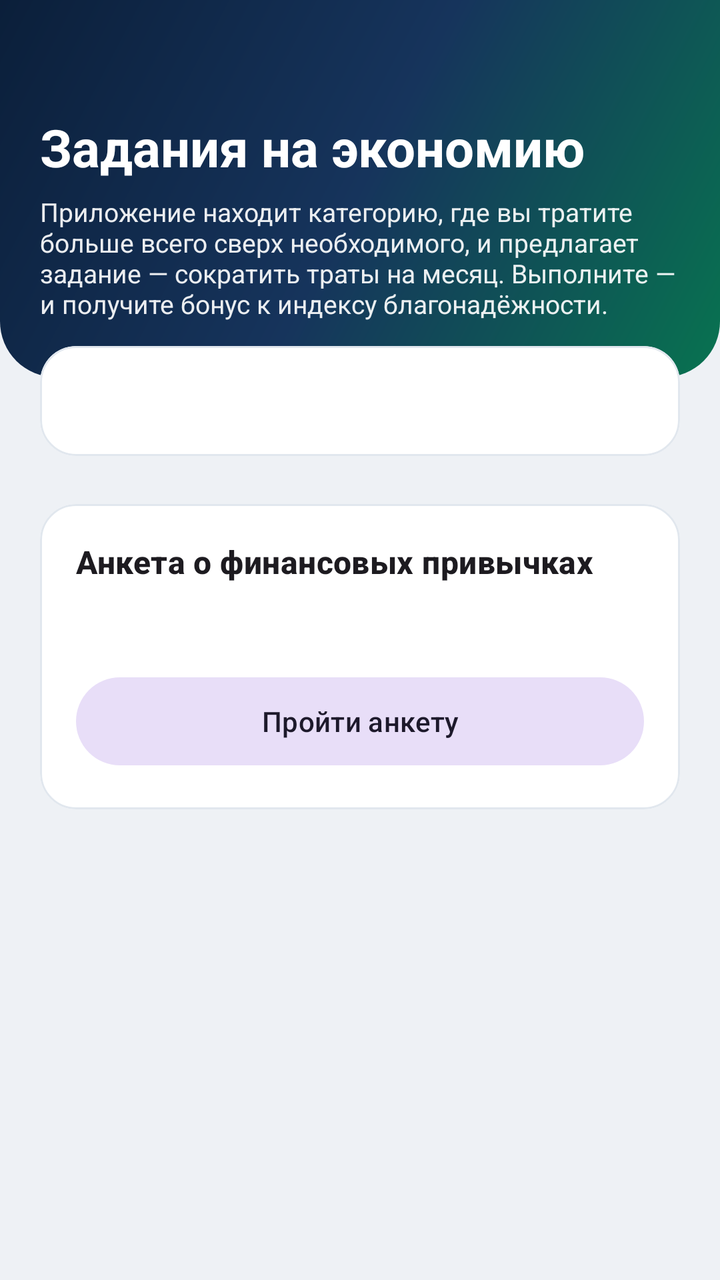
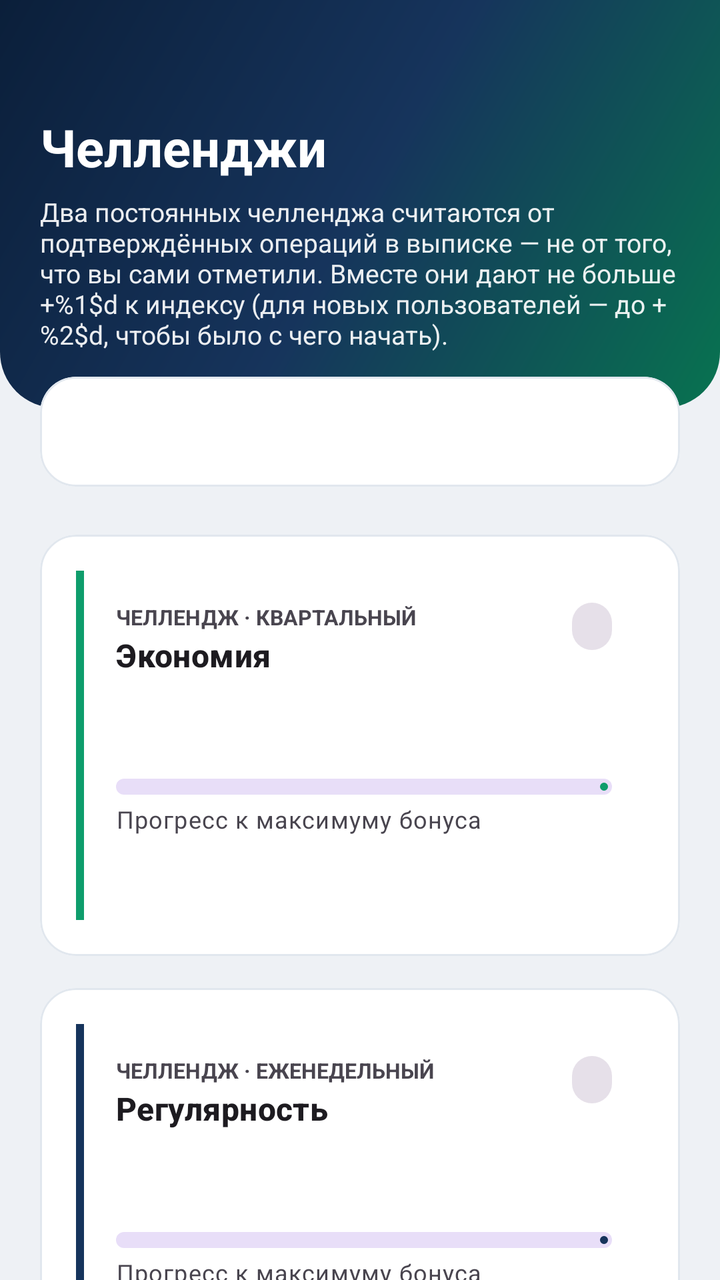

Two renders of the same Android screen: before a commit and after it. Below are the layout's source before the change and the commit's diff.
<!-- AndroidManifest.xml: application theme Theme.CreditWise -->
<!-- res/layout/fragment_quests.xml -->
<?xml version="1.0" encoding="utf-8"?>
<androidx.core.widget.NestedScrollView xmlns:android="http://schemas.android.com/apk/res/android"
    xmlns:app="http://schemas.android.com/apk/res-auto"
    android:layout_width="match_parent"
    android:layout_height="match_parent"
    android:fillViewport="true">

    <LinearLayout
        android:layout_width="match_parent"
        android:layout_height="wrap_content"
        android:orientation="vertical"
        android:paddingBottom="28dp">

        <LinearLayout
            android:layout_width="match_parent"
            android:layout_height="wrap_content"
            android:background="@drawable/bg_gradient_header"
            android:orientation="vertical"
            android:paddingTop="56dp"
            android:paddingBottom="28dp"
            android:paddingHorizontal="@dimen/screen_margin">

            <TextView
                android:layout_width="wrap_content"
                android:layout_height="wrap_content"
                android:text="@string/quests_title"
                android:textColor="@color/white"
                android:textSize="26sp"
                android:textStyle="bold" />

            <TextView
                android:layout_width="match_parent"
                android:layout_height="wrap_content"
                android:layout_marginTop="6dp"
                android:alpha="0.92"
                android:text="@string/quests_help"
                android:textColor="@color/white"
                android:textSize="13sp" />
        </LinearLayout>

        <com.google.android.material.card.MaterialCardView
            android:layout_width="match_parent"
            android:layout_height="wrap_content"
            android:layout_marginHorizontal="@dimen/screen_margin"
            android:layout_marginTop="-16dp">

            <TextView
                android:id="@+id/tvBonus"
                android:layout_width="match_parent"
                android:layout_height="wrap_content"
                android:textAppearance="?attr/textAppearanceBodyMedium" />
        </com.google.android.material.card.MaterialCardView>

        <LinearLayout
            android:id="@+id/historyBlock"
            android:layout_width="match_parent"
            android:layout_height="wrap_content"
            android:layout_marginHorizontal="@dimen/screen_margin"
            android:layout_marginTop="@dimen/gap_m"
            android:orientation="vertical"
            android:visibility="gone">

            <TextView
                android:layout_width="match_parent"
                android:layout_height="wrap_content"
                android:text="@string/quests_history_title"
                android:textAppearance="?attr/textAppearanceLabelMedium"
                android:textColor="?android:attr/textColorSecondary" />

            <LinearLayout
                android:id="@+id/medalStrip"
                android:layout_width="wrap_content"
                android:layout_height="wrap_content"
                android:layout_marginTop="8dp"
                android:orientation="horizontal" />
        </LinearLayout>

        <TextView
            android:id="@+id/tvEmpty"
            android:layout_width="match_parent"
            android:layout_height="wrap_content"
            android:layout_marginHorizontal="@dimen/screen_margin"
            android:layout_marginTop="@dimen/gap_l"
            android:gravity="center"
            android:text="@string/quests_empty"
            android:textAppearance="?attr/textAppearanceBodyMedium"
            android:textColor="?android:attr/textColorSecondary"
            android:visibility="gone" />

        <com.google.android.material.card.MaterialCardView
            android:id="@+id/cardHabits"
            android:layout_width="match_parent"
            android:layout_height="wrap_content"
            android:layout_marginHorizontal="@dimen/screen_margin"
            android:layout_marginTop="@dimen/gap_l">

            <LinearLayout
                android:layout_width="match_parent"
                android:layout_height="wrap_content"
                android:orientation="vertical">

                <TextView
                    android:layout_width="match_parent"
                    android:layout_height="wrap_content"
                    android:text="@string/quests_habits_title"
                    android:textAppearance="?attr/textAppearanceTitleMedium"
                    android:textStyle="bold" />

                <TextView
                    android:id="@+id/tvHabitsBody"
                    android:layout_width="match_parent"
                    android:layout_height="wrap_content"
                    android:layout_marginTop="8dp"
                    android:lineSpacingMultiplier="1.15"
                    android:textAppearance="?attr/textAppearanceBodyMedium" />

                <TextView
                    android:id="@+id/tvHabitsResult"
                    android:layout_width="match_parent"
                    android:layout_height="wrap_content"
                    android:layout_marginTop="6dp"
                    android:fontFamily="monospace"
                    android:textStyle="bold"
                    android:visibility="gone" />

                <com.google.android.material.button.MaterialButton
                    android:id="@+id/btnHabits"
                    style="@style/Widget.Material3.Button.TonalButton"
                    android:layout_width="match_parent"
                    android:layout_height="52dp"
                    android:layout_marginTop="@dimen/gap_m"
                    android:text="@string/quests_habits_start" />
            </LinearLayout>
        </com.google.android.material.card.MaterialCardView>

        <com.google.android.material.card.MaterialCardView
            android:id="@+id/cardSuggestion"
            android:layout_width="match_parent"
            android:layout_height="wrap_content"
            android:layout_marginHorizontal="@dimen/screen_margin"
            android:layout_marginTop="@dimen/gap_l"
            android:visibility="gone">

            <LinearLayout
                android:layout_width="match_parent"
                android:layout_height="wrap_content"
                android:orientation="vertical">

                <TextView
                    android:id="@+id/tvSuggestionTitle"
                    android:layout_width="match_parent"
                    android:layout_height="wrap_content"
                    android:textAppearance="?attr/textAppearanceTitleMedium"
                    android:textStyle="bold" />

                <TextView
                    android:id="@+id/tvSuggestionBody"
                    android:layout_width="match_parent"
                    android:layout_height="wrap_content"
                    android:layout_marginTop="8dp"
                    android:lineSpacingMultiplier="1.15"
                    android:textAppearance="?attr/textAppearanceBodyMedium" />

                <com.google.android.material.button.MaterialButton
                    android:id="@+id/btnStart"
                    android:layout_width="match_parent"
                    android:layout_height="52dp"
                    android:layout_marginTop="@dimen/gap_m"
                    android:text="@string/quests_start" />
            </LinearLayout>
        </com.google.android.material.card.MaterialCardView>

        <com.google.android.material.card.MaterialCardView
            android:id="@+id/cardActive"
            android:layout_width="match_parent"
            android:layout_height="wrap_content"
            android:layout_marginHorizontal="@dimen/screen_margin"
            android:layout_marginTop="@dimen/gap_l"
            android:visibility="gone"
            app:cardBackgroundColor="?attr/colorSurfaceContainerHigh">

            <LinearLayout
                android:layout_width="match_parent"
                android:layout_height="wrap_content"
                android:orientation="vertical">

                <TextView
                    android:layout_width="match_parent"
                    android:layout_height="wrap_content"
                    android:text="@string/quests_active_title"
                    android:textAllCaps="true"
                    android:textAppearance="?attr/textAppearanceLabelMedium"
                    android:textColor="?android:attr/textColorSecondary" />

                <TextView
                    android:id="@+id/tvActiveCategory"
                    android:layout_width="match_parent"
                    android:layout_height="wrap_content"
                    android:layout_marginTop="6dp"
                    android:textAppearance="?attr/textAppearanceTitleMedium"
                    android:textStyle="bold" />

                <com.creditwise.app.ui.DonutChartView
                    android:id="@+id/questRing"
                    android:layout_width="120dp"
                    android:layout_height="120dp"
                    android:layout_gravity="center_horizontal"
                    android:layout_marginTop="@dimen/gap_m" />

                <TextView
                    android:id="@+id/tvActiveBody"
                    android:layout_width="match_parent"
                    android:layout_height="wrap_content"
                    android:layout_marginTop="6dp"
                    android:lineSpacingMultiplier="1.15"
                    android:textAppearance="?attr/textAppearanceBodyMedium" />

                <ProgressBar
                    android:id="@+id/progress"
                    android:layout_width="wrap_content"
                    android:layout_height="wrap_content"
                    android:layout_gravity="center_horizontal"
                    android:layout_marginTop="@dimen/gap_m"
                    android:visibility="gone" />

                <com.google.android.material.button.MaterialButton
                    android:id="@+id/btnVerify"
                    style="@style/Widget.Material3.Button.TonalButton"
                    android:layout_width="match_parent"
                    android:layout_height="52dp"
                    android:layout_marginTop="@dimen/gap_m"
                    android:text="@string/quests_verify" />
            </LinearLayout>
        </com.google.android.material.card.MaterialCardView>
    </LinearLayout>
</androidx.core.widget.NestedScrollView>
<!-- resources referenced by this layout -->
<resources>
  <color name="white">#FFFFFF</color>
  <dimen name="gap_l">24dp</dimen>
  <dimen name="gap_m">16dp</dimen>
  <dimen name="screen_margin">20dp</dimen>
  <!-- drawable bg_gradient_header (drawable) -->
  <?xml version="1.0" encoding="utf-8"?>
  <shape xmlns:android="http://schemas.android.com/apk/res/android" android:shape="rectangle">
      <gradient
          android:startColor="@color/brand_navy"
          android:centerColor="@color/brand_navy_2"
          android:endColor="@color/brand_emerald_deep"
          android:angle="315" />
      <corners android:bottomLeftRadius="28dp" android:bottomRightRadius="28dp" />
  </shape>
  <string name="quests_active_title">Активное задание</string>
  <string name="quests_empty">Сначала загрузите хотя бы одну выписку на вкладке «Мои кредиты» — тогда появится задание.</string>
  <string name="quests_habits_start">Пройти анкету</string>
  <string name="quests_habits_title">Анкета о финансовых привычках</string>
  <string name="quests_help">Приложение находит категорию, где вы тратите больше всего сверх необходимого, и предлагает задание — сократить траты на месяц. Выполните — и получите бонус к индексу благонадёжности.</string>
  <string name="quests_history_title">История заданий</string>
  <string name="quests_start">Начать задание</string>
  <string name="quests_title">Задания на экономию</string>
  <string name="quests_verify">Проверить повторной выпиской</string>
  <style name="Theme.CreditWise" parent="Theme.Material3.DayNight.NoActionBar">
          <item name="colorPrimary">@color/brand_navy</item>
          <item name="colorPrimaryDark">@color/brand_navy_dark</item>
          <item name="colorOnPrimary">@color/white</item>
          <item name="colorSecondary">@color/brand_emerald</item>
          <item name="colorOnSecondary">@color/white</item>
          <item name="colorTertiary">@color/brand_violet_tag</item>
          <item name="android:colorBackground">@color/surface_sunken_light</item>
          <item name="colorSurface">@color/white</item>
          <item name="colorOutlineVariant">#E1E7EE</item>
  
          <item name="android:statusBarColor">@android:color/transparent</item>
          <item name="android:navigationBarColor">?attr/colorSurface</item>
          <item name="android:windowLightStatusBar" tools:targetApi="m">true</item>
          <item name="android:windowBackground">@color/surface_sunken_light</item>
  
          <item name="materialCardViewStyle">@style/Widget.CreditWise.Card</item>
      </style>
  <color name="brand_navy">#0B1F3A</color>
  <color name="brand_navy_2">#16345C</color>
  <color name="brand_emerald_deep">#087350</color>
  <color name="brand_navy_dark">#081527</color>
  <color name="brand_emerald">#0E9D6C</color>
  <color name="brand_violet_tag">#5B2E96</color>
  <color name="surface_sunken_light">#EEF1F5</color>
  <style name="Widget.CreditWise.Card" parent="Widget.Material3.CardView.Elevated">
          <item name="cardCornerRadius">@dimen/card_radius</item>
          <item name="cardElevation">0dp</item>
          <item name="cardBackgroundColor">?attr/colorSurface</item>
          <item name="strokeColor">?attr/colorOutlineVariant</item>
          <item name="strokeWidth">1dp</item>
          <item name="contentPadding">18dp</item>
      </style>
  <dimen name="card_radius">18dp</dimen>
</resources>

<!-- the commit's change to res/layout/fragment_quests.xml (unified diff, before → after) -->
@@ -51,29 +51,260 @@
                 android:textAppearance="?attr/textAppearanceBodyMedium" />
         </com.google.android.material.card.MaterialCardView>
 
-        <LinearLayout
-            android:id="@+id/historyBlock"
-            android:layout_width="match_parent"
-            android:layout_height="wrap_content"
+        
+        <com.google.android.material.card.MaterialCardView
+            android:layout_width="match_parent"
+            android:layout_height="wrap_content"
+            android:layout_marginHorizontal="@dimen/screen_margin"
+            android:layout_marginTop="@dimen/gap_l">
+
+            <LinearLayout
+                android:layout_width="match_parent"
+                android:layout_height="wrap_content"
+                android:orientation="horizontal">
+
+                <View
+                    android:layout_width="4dp"
+                    android:layout_height="match_parent"
+                    android:background="@color/brand_emerald" />
+
+                <LinearLayout
+                    android:layout_width="match_parent"
+                    android:layout_height="wrap_content"
+                    android:orientation="vertical"
+                    android:padding="16dp">
+
+                    <LinearLayout
+                        android:layout_width="match_parent"
+                        android:layout_height="wrap_content"
+                        android:orientation="horizontal">
+
+                        <LinearLayout
+                            android:layout_width="0dp"
+                            android:layout_height="wrap_content"
+                            android:layout_weight="1"
+                            android:orientation="vertical">
+
+                            <TextView
+                                android:layout_width="wrap_content"
+                                android:layout_height="wrap_content"
+                                android:text="@string/challenge_savings_tag"
+                                android:textAllCaps="true"
+                                android:textColor="?android:attr/textColorSecondary"
+                                android:textSize="10.5sp"
+                                android:textStyle="bold" />
+
+                            <TextView
+                                android:layout_width="wrap_content"
+                                android:layout_height="wrap_content"
+                                android:layout_marginTop="1dp"
+                                android:text="@string/challenge_savings_title"
+                                android:textAppearance="?attr/textAppearanceTitleMedium"
+                                android:textStyle="bold" />
+                        </LinearLayout>
+
+                        <TextView
+                            android:id="@+id/tvSavingsStreak"
+                            android:layout_width="wrap_content"
+                            android:layout_height="wrap_content"
+                            android:background="@drawable/bg_pill_neutral"
+                            android:fontFamily="monospace"
+                            android:paddingHorizontal="10dp"
+                            android:paddingVertical="4dp"
+                            android:textSize="11.5sp"
+                            android:textStyle="bold" />
+                    </LinearLayout>
+
+                    <TextView
+                        android:id="@+id/tvSavingsCopy"
+                        android:layout_width="match_parent"
+                        android:layout_height="wrap_content"
+                        android:layout_marginTop="8dp"
+                        android:lineSpacingMultiplier="1.15"
+                        android:textAppearance="?attr/textAppearanceBodyMedium" />
+
+                    <LinearLayout
+                        android:id="@+id/savingsMedalStrip"
+                        android:layout_width="wrap_content"
+                        android:layout_height="wrap_content"
+                        android:layout_marginTop="12dp"
+                        android:orientation="horizontal" />
+
+                    <com.google.android.material.progressindicator.LinearProgressIndicator
+                        android:id="@+id/savingsProgress"
+                        android:layout_width="match_parent"
+                        android:layout_height="wrap_content"
+                        android:layout_marginTop="12dp"
+                        app:indicatorColor="@color/brand_emerald"
+                        app:trackCornerRadius="4dp"
+                        app:trackThickness="8dp" />
+
+                    <LinearLayout
+                        android:layout_width="match_parent"
+                        android:layout_height="wrap_content"
+                        android:layout_marginTop="4dp"
+                        android:orientation="horizontal">
+
+                        <TextView
+                            android:layout_width="0dp"
+                            android:layout_height="wrap_content"
+                            android:layout_weight="1"
+                            android:text="@string/challenge_progress_label"
+                            android:textAppearance="?attr/textAppearanceBodySmall"
+                            android:textColor="?android:attr/textColorSecondary" />
+
+                        <TextView
+                            android:id="@+id/tvSavingsProgressPct"
+                            android:layout_width="wrap_content"
+                            android:layout_height="wrap_content"
+                            android:fontFamily="monospace"
+                            android:textAppearance="?attr/textAppearanceBodySmall"
+                            android:textStyle="bold" />
+                    </LinearLayout>
+
+                    <TextView
+                        android:id="@+id/tvSavingsNote"
+                        android:layout_width="match_parent"
+                        android:layout_height="wrap_content"
+                        android:layout_marginTop="10dp"
+                        android:lineSpacingMultiplier="1.15"
+                        android:textAppearance="?attr/textAppearanceBodySmall"
+                        android:textColor="?android:attr/textColorSecondary" />
+                </LinearLayout>
+            </LinearLayout>
+        </com.google.android.material.card.MaterialCardView>
+
+        
+        <com.google.android.material.card.MaterialCardView
+            android:layout_width="match_parent"
+            android:layout_height="wrap_content"
+            android:layout_marginHorizontal="@dimen/screen_margin"
+            android:layout_marginTop="@dimen/gap_m">
+
+            <LinearLayout
+                android:layout_width="match_parent"
+                android:layout_height="wrap_content"
+                android:orientation="horizontal">
+
+                <View
+                    android:layout_width="4dp"
+                    android:layout_height="match_parent"
+                    android:background="@color/brand_navy_2" />
+
+                <LinearLayout
+                    android:layout_width="match_parent"
+                    android:layout_height="wrap_content"
+                    android:orientation="vertical"
+                    android:padding="16dp">
+
+                    <LinearLayout
+                        android:layout_width="match_parent"
+                        android:layout_height="wrap_content"
+                        android:orientation="horizontal">
+
+                        <LinearLayout
+                            android:layout_width="0dp"
+                            android:layout_height="wrap_content"
+                            android:layout_weight="1"
+                            android:orientation="vertical">
+
+                            <TextView
+                                android:layout_width="wrap_content"
+                                android:layout_height="wrap_content"
+                                android:text="@string/challenge_regularity_tag"
+                                android:textAllCaps="true"
+                                android:textColor="?android:attr/textColorSecondary"
+                                android:textSize="10.5sp"
+                                android:textStyle="bold" />
+
+                            <TextView
+                                android:layout_width="wrap_content"
+                                android:layout_height="wrap_content"
+                                android:layout_marginTop="1dp"
+                                android:text="@string/challenge_regularity_title"
+                                android:textAppearance="?attr/textAppearanceTitleMedium"
+                                android:textStyle="bold" />
+                        </LinearLayout>
+
+                        <TextView
+                            android:id="@+id/tvRegularityStreak"
+                            android:layout_width="wrap_content"
+                            android:layout_height="wrap_content"
+                            android:background="@drawable/bg_pill_neutral"
+                            android:fontFamily="monospace"
+                            android:paddingHorizontal="10dp"
+                            android:paddingVertical="4dp"
+                            android:textSize="11.5sp"
+                            android:textStyle="bold" />
+                    </LinearLayout>
+
+                    <TextView
+                        android:id="@+id/tvRegularityCopy"
+                        android:layout_width="match_parent"
+                        android:layout_height="wrap_content"
+                        android:layout_marginTop="8dp"
+                        android:lineSpacingMultiplier="1.15"
+                        android:textAppearance="?attr/textAppearanceBodyMedium" />
+
+                    <LinearLayout
+                        android:id="@+id/regularityMedalStrip"
+                        android:layout_width="wrap_content"
+                        android:layout_height="wrap_content"
+                        android:layout_marginTop="12dp"
+                        android:orientation="horizontal" />
+
+                    <com.google.android.material.progressindicator.LinearProgressIndicator
+                        android:id="@+id/regularityProgress"
+                        android:layout_width="match_parent"
+                        android:layout_height="wrap_content"
+                        android:layout_marginTop="12dp"
+                        app:indicatorColor="@color/brand_navy_2"
+                        app:trackCornerRadius="4dp"
+                        app:trackThickness="8dp" />
+
+                    <LinearLayout
+                        android:layout_width="match_parent"
+                        android:layout_height="wrap_content"
+                        android:layout_marginTop="4dp"
+                        android:orientation="horizontal">
+
+                        <TextView
+                            android:layout_width="0dp"
+                            android:layout_height="wrap_content"
+                            android:layout_weight="1"
+                            android:text="@string/challenge_progress_label"
+                            android:textAppearance="?attr/textAppearanceBodySmall"
+                            android:textColor="?android:attr/textColorSecondary" />
+
+                        <TextView
+                            android:id="@+id/tvRegularityProgressPct"
+                            android:layout_width="wrap_content"
+                            android:layout_height="wrap_content"
+                            android:fontFamily="monospace"
+                            android:textAppearance="?attr/textAppearanceBodySmall"
+                            android:textStyle="bold" />
+                    </LinearLayout>
+
+                    <TextView
+                        android:id="@+id/tvRegularityNote"
+                        android:layout_width="match_parent"
+                        android:layout_height="wrap_content"
+                        android:layout_marginTop="10dp"
+                        android:lineSpacingMultiplier="1.15"
+                        android:textAppearance="?attr/textAppearanceBodySmall"
+                        android:textColor="?android:attr/textColorSecondary" />
+                </LinearLayout>
+            </LinearLayout>
+        </com.google.android.material.card.MaterialCardView>
+
+        <com.google.android.material.button.MaterialButton
+            android:id="@+id/btnQuickUpdate"
+            style="@style/Widget.Material3.Button.TonalButton"
+            android:layout_width="match_parent"
+            android:layout_height="52dp"
             android:layout_marginHorizontal="@dimen/screen_margin"
             android:layout_marginTop="@dimen/gap_m"
-            android:orientation="vertical"
-            android:visibility="gone">
-
-            <TextView
-                android:layout_width="match_parent"
-                android:layout_height="wrap_content"
-                android:text="@string/quests_history_title"
-                android:textAppearance="?attr/textAppearanceLabelMedium"
-                android:textColor="?android:attr/textColorSecondary" />
-
-            <LinearLayout
-                android:id="@+id/medalStrip"
-                android:layout_width="wrap_content"
-                android:layout_height="wrap_content"
-                android:layout_marginTop="8dp"
-                android:orientation="horizontal" />
-        </LinearLayout>
+            android:text="@string/quests_quick_update" />
 
         <TextView
             android:id="@+id/tvEmpty"
@@ -132,105 +363,5 @@
                     android:text="@string/quests_habits_start" />
             </LinearLayout>
         </com.google.android.material.card.MaterialCardView>
-
-        <com.google.android.material.card.MaterialCardView
-            android:id="@+id/cardSuggestion"
-            android:layout_width="match_parent"
-            android:layout_height="wrap_content"
-            android:layout_marginHorizontal="@dimen/screen_margin"
-            android:layout_marginTop="@dimen/gap_l"
-            android:visibility="gone">
-
-            <LinearLayout
-                android:layout_width="match_parent"
-                android:layout_height="wrap_content"
-                android:orientation="vertical">
-
-                <TextView
-                    android:id="@+id/tvSuggestionTitle"
-                    android:layout_width="match_parent"
-                    android:layout_height="wrap_content"
-                    android:textAppearance="?attr/textAppearanceTitleMedium"
-                    android:textStyle="bold" />
-
-                <TextView
-                    android:id="@+id/tvSuggestionBody"
-                    android:layout_width="match_parent"
-                    android:layout_height="wrap_content"
-                    android:layout_marginTop="8dp"
-                    android:lineSpacingMultiplier="1.15"
-                    android:textAppearance="?attr/textAppearanceBodyMedium" />
-
-                <com.google.android.material.button.MaterialButton
-                    android:id="@+id/btnStart"
-                    android:layout_width="match_parent"
-                    android:layout_height="52dp"
-                    android:layout_marginTop="@dimen/gap_m"
-                    android:text="@string/quests_start" />
-            </LinearLayout>
-        </com.google.android.material.card.MaterialCardView>
-
-        <com.google.android.material.card.MaterialCardView
-            android:id="@+id/cardActive"
-            android:layout_width="match_parent"
-            android:layout_height="wrap_content"
-            android:layout_marginHorizontal="@dimen/screen_margin"
-            android:layout_marginTop="@dimen/gap_l"
-            android:visibility="gone"
-            app:cardBackgroundColor="?attr/colorSurfaceContainerHigh">
-
-            <LinearLayout
-                android:layout_width="match_parent"
-                android:layout_height="wrap_content"
-                android:orientation="vertical">
-
-                <TextView
-                    android:layout_width="match_parent"
-                    android:layout_height="wrap_content"
-                    android:text="@string/quests_active_title"
-                    android:textAllCaps="true"
-                    android:textAppearance="?attr/textAppearanceLabelMedium"
-                    android:textColor="?android:attr/textColorSecondary" />
-
-                <TextView
-                    android:id="@+id/tvActiveCategory"
-                    android:layout_width="match_parent"
-                    android:layout_height="wrap_content"
-                    android:layout_marginTop="6dp"
-                    android:textAppearance="?attr/textAppearanceTitleMedium"
-                    android:textStyle="bold" />
-
-                <com.creditwise.app.ui.DonutChartView
-                    android:id="@+id/questRing"
-                    android:layout_width="120dp"
-                    android:layout_height="120dp"
-                    android:layout_gravity="center_horizontal"
-                    android:layout_marginTop="@dimen/gap_m" />
-
-                <TextView
-                    android:id="@+id/tvActiveBody"
-                    android:layout_width="match_parent"
-                    android:layout_height="wrap_content"
-                    android:layout_marginTop="6dp"
-                    android:lineSpacingMultiplier="1.15"
-                    android:textAppearance="?attr/textAppearanceBodyMedium" />
-
-                <ProgressBar
-                    android:id="@+id/progress"
-                    android:layout_width="wrap_content"
-                    android:layout_height="wrap_content"
-                    android:layout_gravity="center_horizontal"
-                    android:layout_marginTop="@dimen/gap_m"
-                    android:visibility="gone" />
-
-                <com.google.android.material.button.MaterialButton
-                    android:id="@+id/btnVerify"
-                    style="@style/Widget.Material3.Button.TonalButton"
-                    android:layout_width="match_parent"
-                    android:layout_height="52dp"
-                    android:layout_marginTop="@dimen/gap_m"
-                    android:text="@string/quests_verify" />
-            </LinearLayout>
-        </com.google.android.material.card.MaterialCardView>
     </LinearLayout>
 </androidx.core.widget.NestedScrollView>
<!-- resource entries referenced after the edit -->
@@ -14,15 +14,23 @@
           android:angle="315" />
       <corners android:bottomLeftRadius="28dp" android:bottomRightRadius="28dp" />
   </shape>
-  <string name="quests_active_title">Активное задание</string>
-  <string name="quests_empty">Сначала загрузите хотя бы одну выписку на вкладке «Мои кредиты» — тогда появится задание.</string>
+  <!-- drawable bg_pill_neutral (drawable) -->
+  <?xml version="1.0" encoding="utf-8"?>
+  <shape xmlns:android="http://schemas.android.com/apk/res/android" android:shape="rectangle">
+      <solid android:color="?attr/colorSurfaceContainerHighest" />
+      <corners android:radius="999dp" />
+  </shape>
+  <string name="challenge_progress_label">Прогресс к максимуму бонуса</string>
+  <string name="challenge_regularity_tag">Челлендж · еженедельный</string>
+  <string name="challenge_regularity_title">Регулярность</string>
+  <string name="challenge_savings_tag">Челлендж · квартальный</string>
+  <string name="challenge_savings_title">Экономия</string>
+  <string name="quests_empty">Сначала загрузите хотя бы одну выписку на вкладке «Мои кредиты» — тогда появится прогресс по челленджам.</string>
   <string name="quests_habits_start">Пройти анкету</string>
   <string name="quests_habits_title">Анкета о финансовых привычках</string>
-  <string name="quests_help">Приложение находит категорию, где вы тратите больше всего сверх необходимого, и предлагает задание — сократить траты на месяц. Выполните — и получите бонус к индексу благонадёжности.</string>
-  <string name="quests_history_title">История заданий</string>
-  <string name="quests_start">Начать задание</string>
-  <string name="quests_title">Задания на экономию</string>
-  <string name="quests_verify">Проверить повторной выпиской</string>
+  <string name="quests_help">Два постоянных челленджа считаются от подтверждённых операций в выписке — не от того, что вы сами отметили. Вместе они дают не больше +%1$d к индексу (для новых пользователей — до +%2$d, чтобы было с чего начать).</string>
+  <string name="quests_quick_update">Обновить выписку</string>
+  <string name="quests_title">Челленджи</string>
   <style name="Theme.CreditWise" parent="Theme.Material3.DayNight.NoActionBar">
           <item name="colorPrimary">@color/brand_navy</item>
           <item name="colorPrimaryDark">@color/brand_navy_dark</item>
